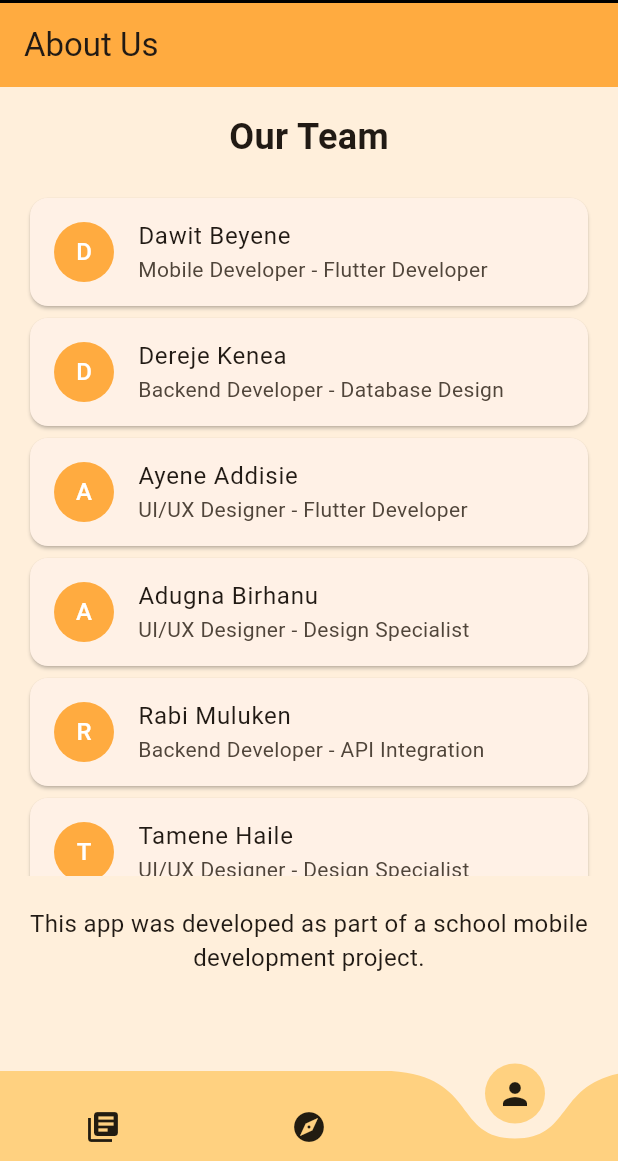
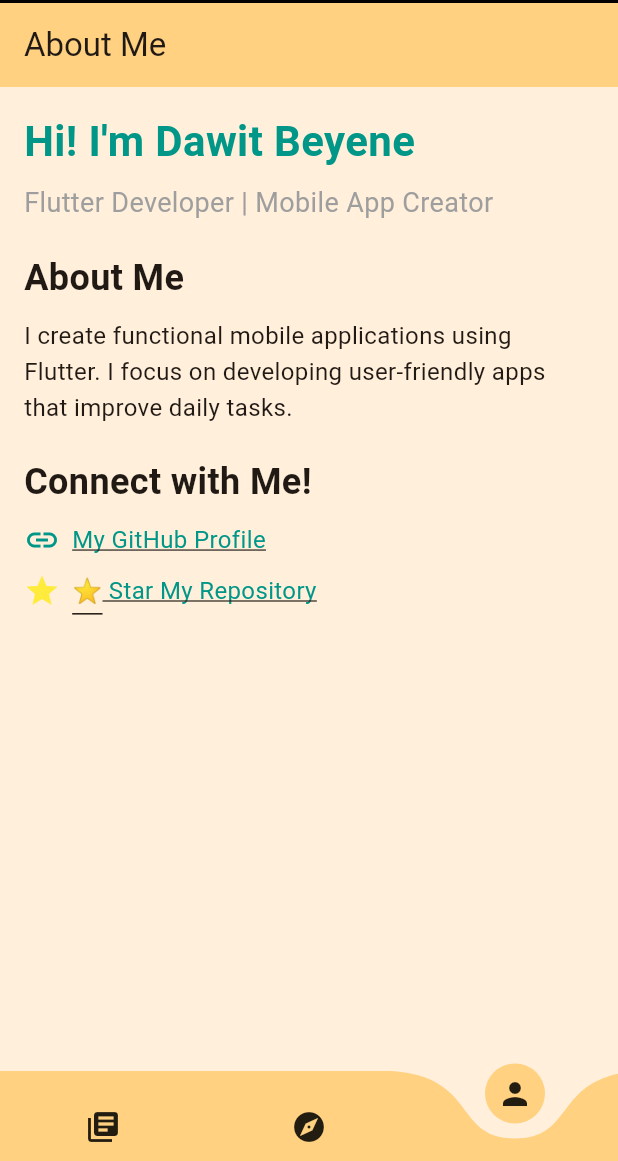
Before and after one commit to daveragos/kitab_log, a Flutter app: the screen it shows after launch, item 3 of the bottom bar chosen, on a phone screen of 412 x 824 dp, the part 75-1236 px from its top. Run offline on Flutter 3.47's test engine with Material 3 defaults, Android fonts, the phone set to English and light mode, and no system bars; drawn by our look-alikes of curved_navigation_bar; our stand-ins replace connectivity_plus, image_picker, liquid_pull_to_refresh, sqflite; missing offline and left inert: google_books_api; accounts and stored records are empty; Roboto replaces fonts that are missing (RobotoSlab).

Commit message:
about me edit

```diff
--- a/lib/views/account.dart
+++ b/lib/views/account.dart
@@ -1,63 +1,79 @@
 import 'package:flutter/material.dart';
+import 'package:url_launcher/url_launcher.dart';
 
-class Account extends StatefulWidget {
+class Account extends StatelessWidget {
   const Account({super.key});
-
-  @override
-  State<Account> createState() => _AccountState();
-}
-
-class _AccountState extends State<Account> {
-  final List<Map<String, String>> teamMembers = [
-    {'name': 'Dawit Beyene', 'role': 'Mobile Developer', 'bio': 'Flutter Developer'},
-    {'name': 'Dereje Kenea', 'role': 'Backend Developer', 'bio': 'Database Design'},
-    {'name': 'Ayene Addisie', 'role': 'UI/UX Designer', 'bio': 'Flutter Developer'},
-    {'name': 'Adugna Birhanu', 'role': 'UI/UX Designer', 'bio': 'Design Specialist'},
-    {'name': 'Rabi Muluken', 'role': 'Backend Developer', 'bio': 'API Integration'},
-    {'name': 'Tamene Haile', 'role': 'UI/UX Designer', 'bio': 'Design Specialist'},
-  ];
 
   @override
   Widget build(BuildContext context) {
     return Scaffold(
       appBar: AppBar(
-        title: const Text('About Us'),
-        backgroundColor: Colors.orangeAccent,
+        title: const Text('About Me'),
+                backgroundColor: Colors.orangeAccent[100]!,
+
       ),
       body: Padding(
         padding: const EdgeInsets.all(16.0),
         child: Column(
+          crossAxisAlignment: CrossAxisAlignment.start,
           children: [
             const Text(
-              'Our Team',
-              style: TextStyle(fontSize: 24, fontWeight: FontWeight.bold),
+              'Hi! I\'m Dawit Beyene',
+              style: TextStyle(fontSize: 28, fontWeight: FontWeight.bold, color: Colors.teal),
             ),
-            const SizedBox(height: 20),
-            Expanded(
-              child: ListView.builder(
-                itemCount: teamMembers.length,
-                itemBuilder: (context, index) {
-                  return Card(
-                    child: ListTile(
-                      leading: CircleAvatar(
-                        backgroundColor: Colors.orangeAccent,
-                        child: Text(
-                          teamMembers[index]['name']![0],
-                          style: const TextStyle(color: Colors.white),
-                        ),
-                      ),
-                      title: Text(teamMembers[index]['name']!),
-                      subtitle: Text('${teamMembers[index]['role']} - ${teamMembers[index]['bio']}'),
-                    ),
-                  );
-                },
-              ),
+            const SizedBox(height: 8),
+            const Text(
+              'Flutter Developer | Mobile App Creator',
+              style: TextStyle(fontSize: 18, color: Colors.grey),
             ),
             const SizedBox(height: 20),
             const Text(
-              'This app was developed as part of a school mobile development project.',
-              style: TextStyle(fontSize: 16),
-              textAlign: TextAlign.center,
+              'About Me',
+              style: TextStyle(fontSize: 24, fontWeight: FontWeight.bold),
+            ),
+            const SizedBox(height: 10),
+            const Text(
+              'I create functional mobile applications using Flutter. I focus on developing user-friendly apps that improve daily tasks.',
+              style: TextStyle(fontSize: 16, height: 1.5),
+            ),
+            const SizedBox(height: 20),
+            const Text(
+              'Connect with Me!',
+              style: TextStyle(fontSize: 24, fontWeight: FontWeight.bold),
+            ),
+            const SizedBox(height: 10),
+            Row(
+              children: [
+                const Icon(Icons.link, color: Colors.teal),
+                const SizedBox(width: 8),
+                GestureDetector(
+                  onTap: () {
+                    // Add your GitHub link here
+                    launchUrl(Uri.parse('https://github.com/daveragos'));
+                  },
+                  child: const Text(
+                    'My GitHub Profile',
+                    style: TextStyle(fontSize: 16, color: Colors.teal, decoration: TextDecoration.underline),
+                  ),
+                ),
+              ],
+            ),
+            const SizedBox(height: 10),
+            Row(
+              children: [
+                const Icon(Icons.star, color: Colors.yellow),
+                const SizedBox(width: 8),
+                GestureDetector(
+                  onTap: () {
+                    // Add your GitHub repo link here
+                    launchUrl(Uri.parse('https://github.com/daveragos/kitab_log'));
+                  },
+                  child: const Text(
+                    '⭐ Star My Repository',
+                    style: TextStyle(fontSize: 16, color: Colors.teal, decoration: TextDecoration.underline),
+                  ),
+                ),
+              ],
             ),
           ],
         ),
--- a/pubspec.yaml
+++ b/pubspec.yaml
@@ -20,6 +20,7 @@ dependencies:
   liquid_pull_to_refresh: ^3.0.1
   image_picker: ^1.1.2
   connectivity_plus: ^6.1.0
+  url_launcher: ^6.3.1
 dev_dependencies:
   flutter_launcher_icons: ^0.14.1
   flutter_test:
```
Also changed, not shown: pubspec.lock, 5 other files.
